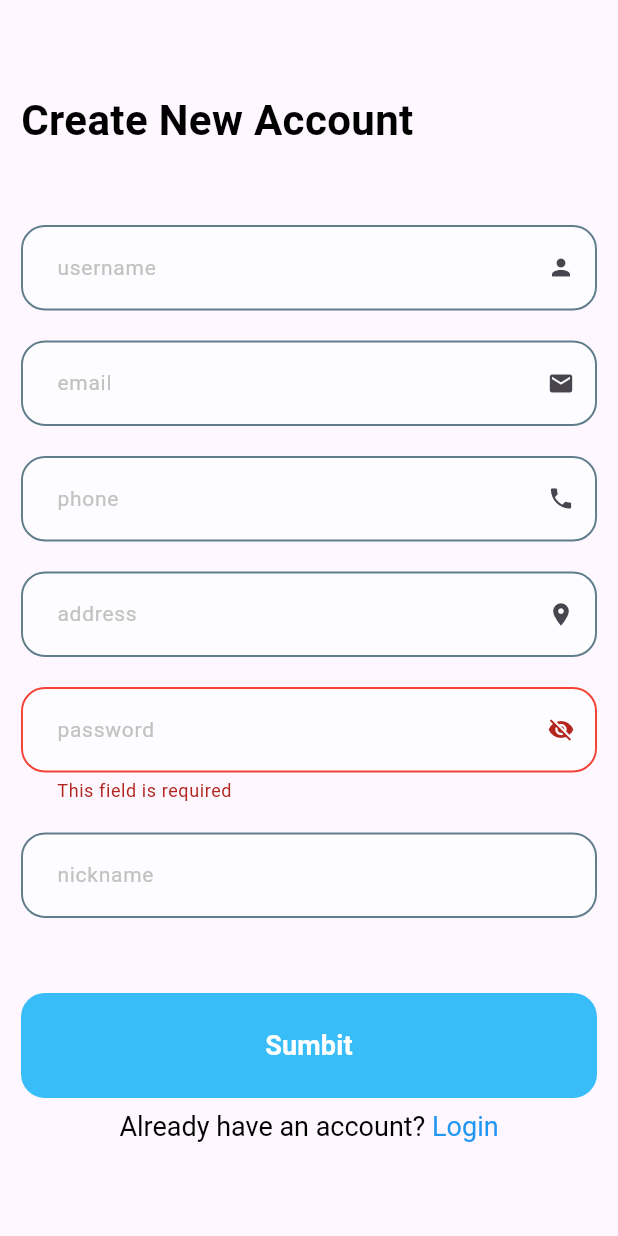
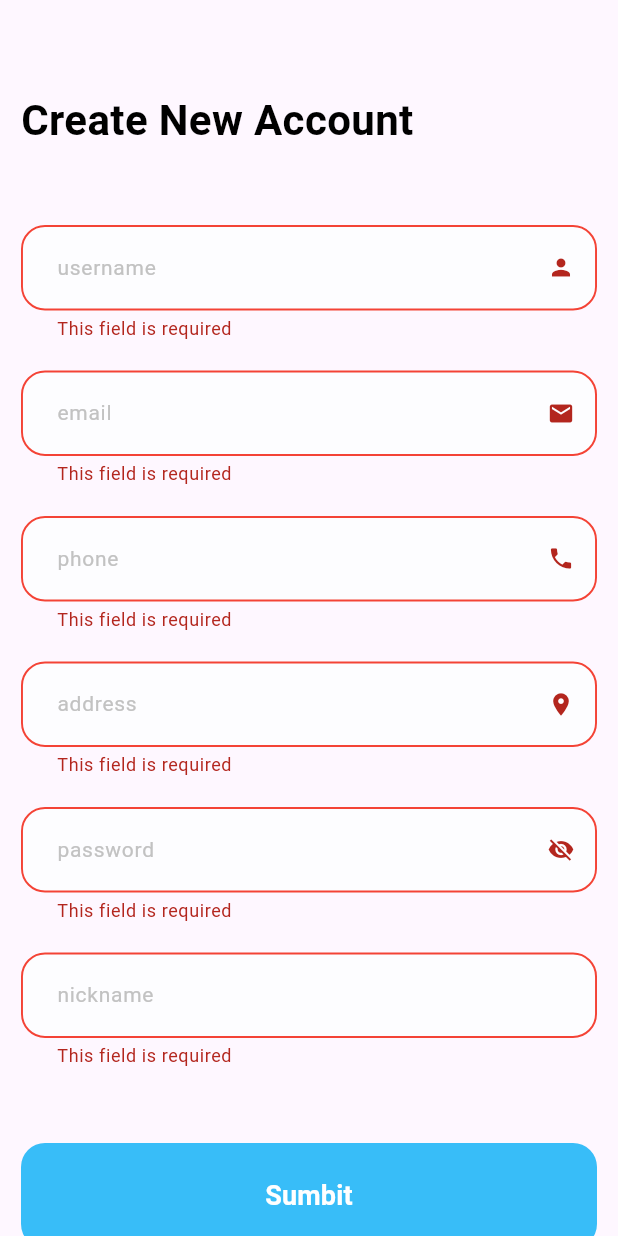
Before and after one commit to Israa050/FazaaAI, a Flutter app: the SignupPage screen opened by its route, after a tap on "Sumbit", on a phone screen of 412 x 824 dp. Run offline on Flutter 3.47's test engine with Material 3 defaults, Android fonts, the light colour scheme and no system bars; our stand-ins replace dio, flutter_bloc, freezed_annotation, get_it, pretty_dio_logger, retrofit; generated files the repository leaves out were written again.

Commit message:
- added auth cubit - added bloc provider - added getIt package - added dependency injection file

```diff
--- a/lib/core/networking/api_constants.dart
+++ b/lib/core/networking/api_constants.dart
@@ -1,6 +1,6 @@
 
 class ApiConstants {
-  static const String apiBaseUrl = "https://62a8-197-55-224-19.ngrok-free.app/api/";
+  static const String apiBaseUrl = "https://49c1-154-143-210-119.ngrok-free.app/api/";
 
   static const String users = "users";
   static const String crisis = "crises";
--- a/lib/core/networking/api_service.dart
+++ b/lib/core/networking/api_service.dart
@@ -1,5 +1,7 @@
 
 
+
+import 'dart:io';
 
 import 'package:dio/dio.dart';
 import 'package:retrofit/error_logger.dart';
@@ -17,7 +19,7 @@ abstract class ApiService {
 
 
   @POST(ApiConstants.users)
-  Future<void> createNewUser(@Body() User user);
+  Future<String> createNewUser(@Body() User user);
 
   @GET(ApiConstants.users)
   Future<List<User>> getAllUsers();
--- a/lib/core/networking/dio_factory.dart
+++ b/lib/core/networking/dio_factory.dart
@@ -25,9 +25,12 @@ class DioFactory {
     }
   }
 
+
+
   static void addDioHeaders() async {
     dio?.options.headers = {
       'Accept': 'application/json',
+      "Content-Type" : "application/json",
       // 'Authorization':
       //     'Bearer ${await SharedPrefHelper.getSecuredString(SharedPrefKeys.userToken)}',
     };
--- a/lib/core/router/app_router.dart
+++ b/lib/core/router/app_router.dart
@@ -1,5 +1,8 @@
 import 'package:flutter/material.dart';
+import 'package:flutter_bloc/flutter_bloc.dart';
+import 'package:salam_hack/core/di/dependency_injection.dart';
 import 'package:salam_hack/core/router/routes.dart';
+import 'package:salam_hack/features/auth/logic/cubit/auth_cubit.dart';
 import 'package:salam_hack/features/auth/screens/login_page.dart';
 import 'package:salam_hack/features/auth/screens/signup_page.dart';
 import 'package:salam_hack/features/home/home_page.dart';
@@ -21,7 +24,10 @@ class AppRouter {
 
       case Routes.signupScreen:
         return MaterialPageRoute(
-          builder: (_) => SignupPage(),
+          builder: (_) => BlocProvider<AuthCubit>(
+            create: (context) => getIt<AuthCubit>(),
+            child: SignupPage(),
+          ),
         );
 
       default:
--- /dev/null
+++ b/lib/features/auth/data/repo/auth_repository.dart
@@ -0,0 +1,22 @@
+
+
+import 'package:salam_hack/core/models/user.dart';
+import 'package:salam_hack/core/networking/api_error_handler.dart';
+import 'package:salam_hack/core/networking/api_result.dart';
+import 'package:salam_hack/core/networking/api_service.dart';
+
+class AuthRepo {
+  final ApiService _apiService;
+
+  AuthRepo(this._apiService);
+
+  Future<ApiResult> createNewUser(User user) async {
+    try {
+      final response = await _apiService.createNewUser(user);
+      return ApiResult.success(response);
+    } catch (errro) {
+      return ApiResult.failure(ApiErrorHandler.handle(errro));
+    }
+  }
+
+}
--- /dev/null
+++ b/lib/features/auth/logic/cubit/auth_cubit.dart
@@ -0,0 +1,53 @@
+import 'package:flutter/material.dart';
+import 'package:salam_hack/core/models/user.dart';
+import 'package:salam_hack/features/auth/data/repo/auth_repository.dart';
+import 'package:salam_hack/features/auth/logic/cubit/auth_state.dart';
+import 'package:flutter_bloc/flutter_bloc.dart';
+
+class AuthCubit extends Cubit<AuthState<dynamic>> {
+  final AuthRepo _authRepo;
+  AuthCubit( {required AuthRepo authRepo}) : _authRepo = authRepo, super(AuthState.initial());
+
+  TextEditingController emailController = TextEditingController();
+  TextEditingController passwordController = TextEditingController();
+  TextEditingController userNameController = TextEditingController();
+  TextEditingController phoneController = TextEditingController();
+  TextEditingController addressController = TextEditingController();
+  TextEditingController nicknameController = TextEditingController();
+
+  final _formKey = GlobalKey<FormState>();
+
+  void emitSignupState() async {
+    emit(const AuthState.loading());
+
+    final response = await _authRepo.createNewUser(
+      User(
+        email: emailController.text,
+        passwordHash: passwordController.text,
+        address: addressController.text,
+        phoneNumber: phoneController.text,
+        username: userNameController.text,
+        nickname: nicknameController.text,
+      ),
+    );
+
+    response.when(success: (loginResponse) async {
+      emit(AuthState.success(loginResponse));
+    }, failure: (error) {
+      emit(
+        AuthState.error(error: error.message ?? ''),
+      );
+    });
+  }
+
+  @override
+  Future<void> close() {
+    emailController.dispose();
+    passwordController.dispose();
+    phoneController.dispose();
+    addressController.dispose();
+    userNameController.dispose();
+    nicknameController.dispose();
+    return super.close();
+  }
+}
--- /dev/null
+++ b/lib/features/auth/logic/cubit/auth_state.dart
@@ -0,0 +1,12 @@
+
+import 'package:freezed_annotation/freezed_annotation.dart';
+
+part 'auth_state.freezed.dart';
+
+@freezed
+class AuthState<T> with _$AuthState<T> {
+  const factory AuthState.initial() = _Initial;
+    const factory AuthState.loading() = Loading;
+  const factory AuthState.success(T data) = Success<T>;
+  const factory AuthState.error({required String error}) = Error;
+}
--- a/lib/features/auth/screens/signup_page.dart
+++ b/lib/features/auth/screens/signup_page.dart
@@ -1,7 +1,10 @@
 import 'package:flutter/gestures.dart';
 import 'package:flutter/material.dart';
+import 'package:flutter_bloc/flutter_bloc.dart';
 import 'package:salam_hack/core/router/routes.dart';
 import 'package:salam_hack/core/themes/styles.dart';
+import 'package:salam_hack/features/auth/logic/cubit/auth_cubit.dart';
+import 'package:salam_hack/features/auth/logic/cubit/auth_state.dart';
 import 'package:salam_hack/features/auth/widgets/custom_text_button.dart';
 import 'package:salam_hack/features/auth/widgets/custom_text_form_field.dart';
 
@@ -14,7 +17,24 @@ class SignupPage extends StatelessWidget {
   Widget build(BuildContext context) {
     return SafeArea(
       child: Scaffold(
-        body: SingleChildScrollView(
+        body: BlocListener<AuthCubit, AuthState>(
+          listener: (context, state) {
+            if (state is Success) {
+              ScaffoldMessenger.of(context).showSnackBar(
+                SnackBar(
+                  content: Text('${state.data.toString()} ✅'),
+                ),
+              );
+            }else if(state is Error){
+               ScaffoldMessenger.of(context).showSnackBar(
+                SnackBar(
+                  content: Text('Something went wrong ❌'),
+                ),
+              );
+
+            }
+          },
+          child: SingleChildScrollView(
             child: Padding(
               padding: EdgeInsets.symmetric(
                 horizontal: 14,
@@ -35,41 +55,65 @@ class SignupPage extends StatelessWidget {
                   SizedBox(
                     height: 50,
                   ),
-
                   Form(
                     key: _formKey,
                     child: Column(
                       children: [
                         AppTextFormField(
                           hintText: 'username',
-                  validator: (value) {},
+                          validator: (value) {
+                             if (isFormFieldEmpty(value)) {
+                              return 'This field is required';
+                            }
+                            return null;
+                          },
                           suffixIcon: Icon(Icons.person),
+                          controller:
+                              context.read<AuthCubit>().userNameController,
                         ),
                         SizedBox(
                           height: 20,
                         ),
                         AppTextFormField(
                           hintText: 'email',
-                  validator: (value) {},
+                          validator: (value) {
+                             if (isFormFieldEmpty(value)) {
+                              return 'This field is required';
+                            }
+                            return null;
+                          },
                           suffixIcon: Icon(Icons.email),
+                          controller: context.read<AuthCubit>().emailController,
                         ),
                         SizedBox(
                           height: 20,
                         ),
                         AppTextFormField(
                           hintText: 'phone',
-                  validator: (value) {},
+                          validator: (value) {
+                             if (isFormFieldEmpty(value)) {
+                              return 'This field is required';
+                            }
+                            return null;
+                          },
                           textInputType: TextInputType.phone,
                           suffixIcon: Icon(Icons.phone),
+                          controller: context.read<AuthCubit>().phoneController,
                         ),
                         SizedBox(
                           height: 20,
                         ),
-
                         AppTextFormField(
                           hintText: 'address',
-                  validator: (value) {},
+                          validator: (value) {
+                             if (isFormFieldEmpty(value)) {
+                              return 'This field is required';
+                            }
+                            return null;
+                          },
                           suffixIcon: Icon(Icons.location_on),
+                          controller:
+                              context.read<AuthCubit>().addressController,
                         ),
                         SizedBox(
                           height: 20,
@@ -77,7 +121,7 @@ class SignupPage extends StatelessWidget {
                         AppTextFormField(
                           hintText: 'password',
                           validator: (value) {
-                    if(isFormFieldEmpty(value)){
+                            if (isFormFieldEmpty(value)) {
                               return 'This field is required';
                             }
                             return null;
@@ -88,33 +132,36 @@ class SignupPage extends StatelessWidget {
                               Icons.visibility_off,
                             ),
                           ),
+                          controller:
+                              context.read<AuthCubit>().passwordController,
                         ),
-
                         SizedBox(
                           height: 20,
                         ),
-
                         AppTextFormField(
                           hintText: 'nickname',
-                  validator: (value) {},
+                          validator: (value) {
+                             if (isFormFieldEmpty(value)) {
+                              return 'This field is required';
+                            }
+                            return null;
+                          },
+                          controller:
+                              context.read<AuthCubit>().nicknameController,
                         ),
-
-
                       ],
                     ),
                   ),
                   SizedBox(
                     height: 50,
                   ),
-
-
                   AppTextButton(
                     buttonText: 'Sumbit',
                     textStyle: TextStyles.font18WhiteBold,
-                  buttonHeight: 70 ,
+                    buttonHeight: 70,
                     onPressed: () {
-                    if(_formKey.currentState!.validate()){
-
+                      if (_formKey.currentState!.validate()) {
+                        context.read<AuthCubit>().emitSignupState();
                       }
                     },
                   ),
@@ -140,7 +187,8 @@ class SignupPage extends StatelessWidget {
                                 recognizer: TapGestureRecognizer()
                                   ..onTap = () {
                                     //print('Login Text Clicked');
-                                  Navigator.of(context).pushNamed(Routes.loginScreen);
+                                    Navigator.of(context)
+                                        .pushNamed(Routes.loginScreen);
                                   }),
                           ],
                         ),
@@ -152,15 +200,15 @@ class SignupPage extends StatelessWidget {
             ),
           ),
         ),
+      ),
     );
   }
 }
 
-
-bool isFormFieldEmpty(String? value){
-  if(value!.isEmpty){
+bool isFormFieldEmpty(String? value) {
+  if (value!.isEmpty) {
     return true;
-  }else{
+  } else {
     return false;
   }
 }
--- a/lib/main.dart
+++ b/lib/main.dart
@@ -1,11 +1,11 @@
 import 'package:flutter/material.dart';
+import 'package:salam_hack/core/di/dependency_injection.dart';
 import 'package:salam_hack/core/router/app_router.dart';
 import 'package:salam_hack/core/router/routes.dart';
 import 'package:salam_hack/core/themes/colors.dart';
-import 'package:salam_hack/features/home/add/add_Resource.dart';
-import 'package:salam_hack/features/home/add/shoulter.dart';
 
-void main() {
+void main()async {
+  await setupGetIt();
   runApp(
     MyApp(
       appRouter: AppRouter(),
--- a/pubspec.yaml
+++ b/pubspec.yaml
@@ -33,8 +33,10 @@ dependencies:
   dio: ^5.8.0+1
   flutter:
     sdk: flutter
+  flutter_bloc: ^9.1.0
   freezed: ^2.5.8
   freezed_annotation: ^2.4.4
+  get_it: ^8.0.3
   json_annotation: ^4.9.0
   json_serializable: ^6.9.4
   pretty_dio_logger: ^1.4.0
```
Also changed, not shown: lib/core/di/dependency_injection.dart (added, +22 -0 lines), lib/core/networking/api_service.g.dart, lib/features/auth/logic/cubit/auth_state.freezed.dart (added), pubspec.lock. Lines whose indentation alone changed are shown as unchanged.
